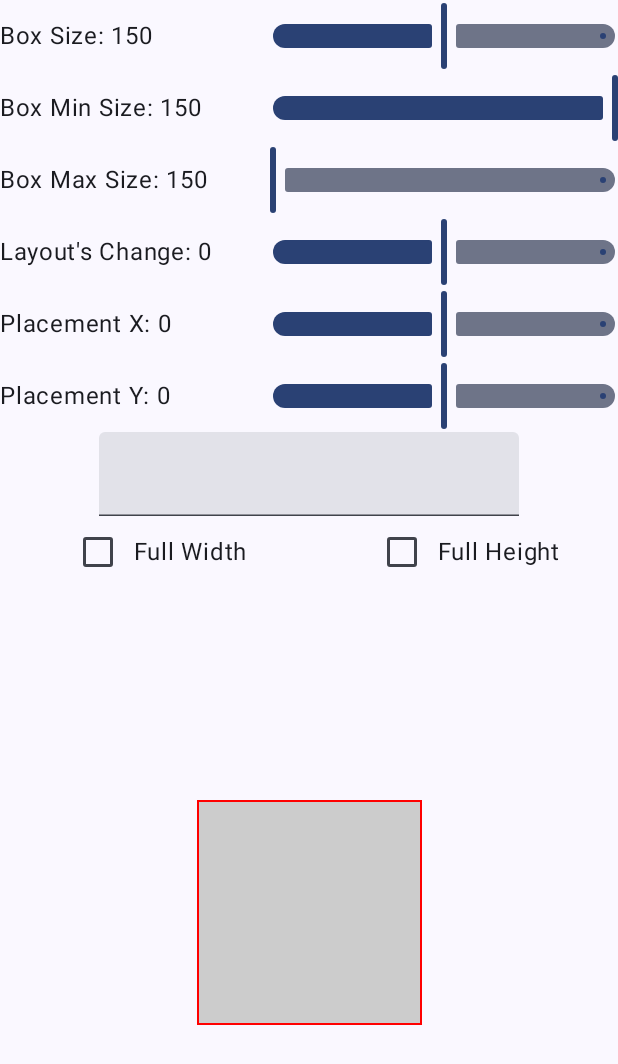
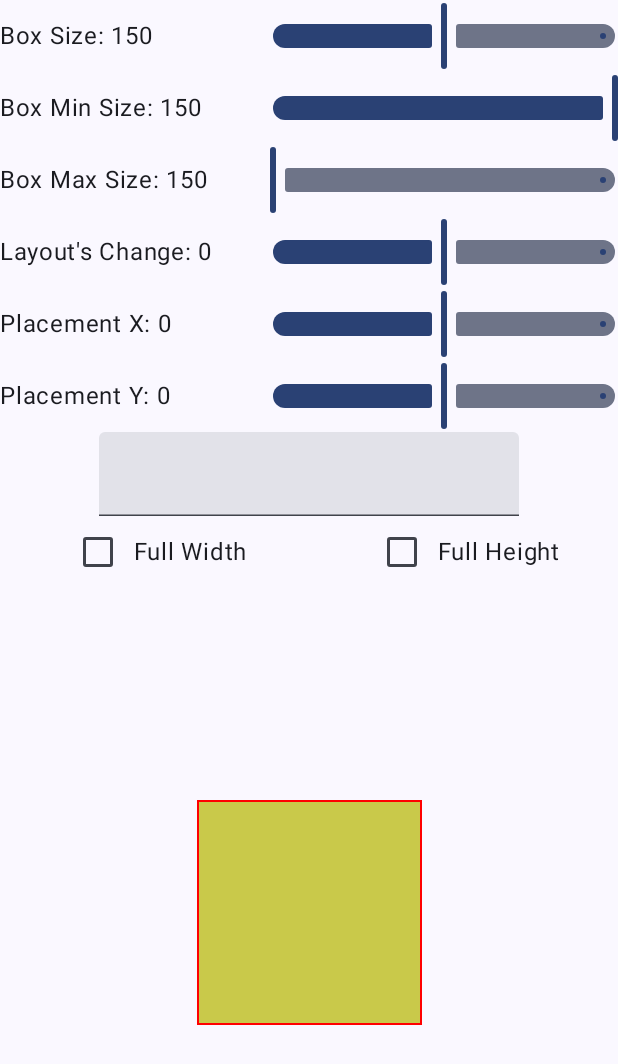
Before and after one commit to elye/demo_android_jetpack_compose_custom_layout, an Android app built with Jetpack Compose: the LayoutModifierSingleExperimentActivity screen opened directly, with no data from a screen before it, on a phone screen of 412 x 824 dp. Shown: the top 1064 px of the screen. Run offline under Robolectric (Android 15) with nearby library versions, the phone set to English and light mode, and no system bars.

Commit message:
Add yellow background

```diff
--- a/app/src/main/java/com/example/customlayout/BoxAsDividerNegativePaddingBehaviorActivity.kt
+++ b/app/src/main/java/com/example/customlayout/BoxAsDividerNegativePaddingBehaviorActivity.kt
@@ -125,7 +125,7 @@ class BoxAsDividerNegativePaddingBehaviorActivity :ComponentActivity() {
     ) {
         Box(modifier = Modifier
             .fillMaxSize()
-            .background(Color(148, 148, 148, 128))
+            .background(GrayAlpha)
             .layout { measurable, constraints ->
                 // Measure
                 val placeable = measurable.measure(constraints.offset(
--- a/app/src/main/java/com/example/customlayout/LayoutModifierSingleExperimentActivity.kt
+++ b/app/src/main/java/com/example/customlayout/LayoutModifierSingleExperimentActivity.kt
@@ -13,7 +13,6 @@ import androidx.compose.foundation.layout.Row
 import androidx.compose.foundation.layout.fillMaxHeight
 import androidx.compose.foundation.layout.fillMaxSize
 import androidx.compose.foundation.layout.fillMaxWidth
-import androidx.compose.foundation.layout.height
 import androidx.compose.foundation.layout.size
 import androidx.compose.foundation.layout.width
 import androidx.compose.material3.Checkbox
@@ -190,10 +189,11 @@ class LayoutModifierSingleExperimentActivity : ComponentActivity() {
         placementX: Dp,
         placementY: Dp,
         content: @Composable BoxScope.() -> Unit = {}
-    ) {
+    ) {        Box(modifier = Modifier.size(size).background(Color.Yellow)) {
+
         Box(modifier = Modifier
             .size(size)
-            .background(Color.LightGray)
+            .background(GrayAlpha)
             .layout { measurable, constraints ->
                 // Measure
                 val looseConstraints = constraints.copy(
@@ -216,4 +216,5 @@ class LayoutModifierSingleExperimentActivity : ComponentActivity() {
             content = content
         )
     }
+    }
 }
--- a/app/src/main/java/com/example/customlayout/Util.kt
+++ b/app/src/main/java/com/example/customlayout/Util.kt
@@ -1,6 +1,7 @@
 package com.example.customlayout
 
 import androidx.compose.ui.Modifier
+import androidx.compose.ui.graphics.Color
 
 fun Float.format(digits: Int) = "%.${digits}f".format(this)
 
@@ -11,3 +12,6 @@ fun Modifier.conditional(condition : Boolean, modifier : Modifier.() -> Modifier
         this
     }
 }
+
+val GrayAlpha: Color
+    get() = Color(148, 148, 148, 128)
```
